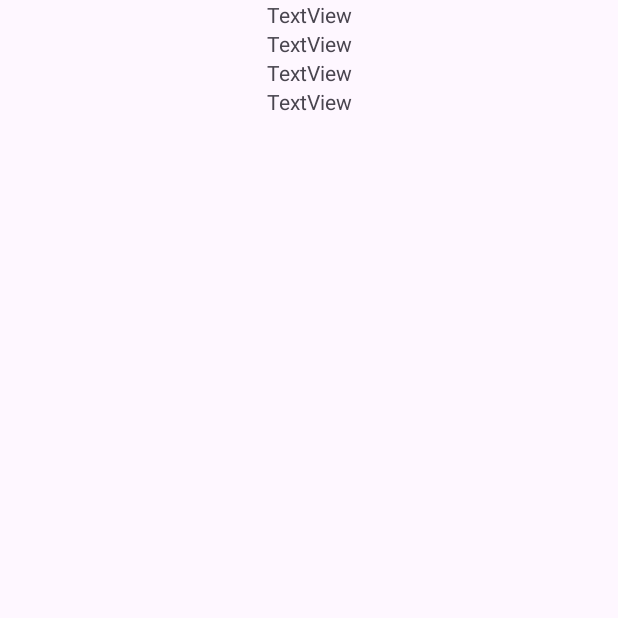
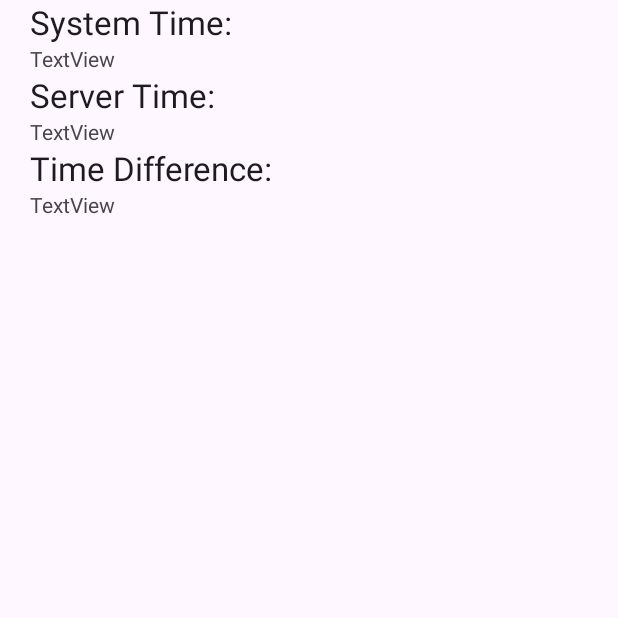
Before and after one commit to LindaKjellberg/SynchronizedClock, an Android app: the screen it shows after launch (MainActivity), on a phone screen of 412 x 824 dp, the top half of it. Run offline under Robolectric (Android 15) with nearby library versions, the phone set to English and light mode, and no system bars; libraries missing offline, so code that uses them is left out: org.apache.commons; network calls fail; 3 statements that could not run were skipped.

Commit message:
Add finishing comments

```diff
--- a/app/src/main/java/com/example/synchronizedclock/client/NTPClient.java
+++ b/app/src/main/java/com/example/synchronizedclock/client/NTPClient.java
@@ -7,44 +7,44 @@ import org.apache.commons.net.ntp.TimeStamp;
 import java.io.IOException;
 import java.net.InetAddress;
 
-//NTP Client class to get server time from NTP server
+// NTP Client class to get server time from NTP server
 public class NTPClient {
 
-    //Constant to store domain name of the NTP server I will use to get the atomic time from
+    // Constant to store domain name of the NTP server I will use to get the atomic time from
     private static final String SERVER_NAME = "0.se.pool.ntp.org";
 
-    //Constant to set timeout value of 10sec to wait for response from server
+    // Constant to set timeout value of 10sec to wait for response from server in ms
     private static final int TIMEOUT = 10000;
 
-    //Stores information about time received from NTP server
+    // Stores information about time received from NTP server
     private volatile TimeInfo timeInfo;
 
-    //Stores time difference between local system time and time from NTP server
+    // Stores time difference between local system time and time from NTP server
     private volatile Long offset;
 
-    //Class member of NTPUDPClient, responsible for fetching time from NTP server using the UDP protocol
+    // Class member for NTPUDPClient
     private NTPUDPClient ntpudpClient;
 
-    //TimeStamp instance variable to store system time and remote time after fetching the time from NTP server
+    // TimeStamp instance variables to store system time and remote time after fetching the time from NTP server
     private TimeStamp systemNTPTime;
     private TimeStamp remoteNTPTime;
 
-    //Constructor method called when an instance of the NTPClient class is created. Initializes the ntpudpClient and sets a default timeout value
+    // Constructor method called when an instance of the NTPClient class is created. Initializes the ntpudpClient and sets a default timeout value
     public NTPClient() throws IOException {
         ntpudpClient = new NTPUDPClient();
         ntpudpClient.setDefaultTimeout(TIMEOUT);
     }
 
-    //Method to fetch time from NTP server
+    // Method to fetch time from NTP server
     public void fetchTime() throws IOException {
-        //Get IP address of NTP server
+        // Get IP address of NTP server
         InetAddress inetAddress = InetAddress.getByName(SERVER_NAME);
-        //ntpudpClient sends request to NTP server at the IP address and receives response in a TimeInfo object
+        // ntpudpClient sends request to NTP server at the IP address and receives response in a TimeInfo object
         TimeInfo timeInfo = ntpudpClient.getTime(inetAddress);
-        //Computes details about offset between local system- and NTP time
+        // Compute and validate details of the NTP message packet. Computed fields include the offset and delay.
         timeInfo.computeDetails();
 
-        //Checks if synchronization is successful (offset is not null), and then updates timeInfo and offset variables with received information
+        // Checks if synchronization is successful (offset is not null), and then updates timeInfo and offset variables with received information
         if(timeInfo.getOffset() != null) {
             this.timeInfo = timeInfo;
             this.offset = timeInfo.getOffset();
@@ -58,30 +58,18 @@ public class NTPClient {
         this.remoteNTPTime = TimeStamp.getNtpTime(currentTime + offset);
     }
 
-    //Get timeDifference (Offset) by
-    public Long timeDifference() {
+    // Get method for Offset
+    public Long getOffset() {
         return this.offset;
     }
 
-    //Method to get system NTP time
+    // Get method for system NTP time
     public TimeStamp getSystemNTPTime() {
-
         return this.systemNTPTime;
     }
 
-    //Method to get remote NTP time
+    // Get method for remote NTP time
     public TimeStamp getRemoteNTPTime() {
-
         return this.remoteNTPTime;
     }
-
-  /*  //Method to get the offset
-
-    public long getOffset() {
-        return this.offset;
-    }
-
-   */
-
-    //serverTime.updateServerTime(remoteNTPTime.toDateString())
 }
--- a/app/src/main/res/layout/activity_main.xml
+++ b/app/src/main/res/layout/activity_main.xml
@@ -7,12 +7,20 @@
     tools:context=".MainActivity">
 
     <LinearLayout
-        android:layout_width="wrap_content"
+        android:layout_width="0dp"
         android:layout_height="match_parent"
+        android:layout_marginStart="20dp"
         android:orientation="vertical"
         app:layout_constraintEnd_toEndOf="parent"
         app:layout_constraintStart_toStartOf="parent"
         tools:layout_editor_absoluteY="0dp">
+
+        <TextView
+            android:id="@+id/textView"
+            android:layout_width="match_parent"
+            android:layout_height="wrap_content"
+            android:text="System Time:"
+            android:textAppearance="@style/TextAppearance.AppCompat.Large" />
 
         <TextView
             android:id="@+id/systemTime"
@@ -21,10 +29,24 @@
             android:text="TextView" />
 
         <TextView
+            android:id="@+id/serverTimeLabel"
+            android:layout_width="match_parent"
+            android:layout_height="wrap_content"
+            android:text="Server Time:"
+            android:textAppearance="@style/TextAppearance.AppCompat.Large" />
+
+        <TextView
             android:id="@+id/serverTime"
             android:layout_width="match_parent"
             android:layout_height="wrap_content"
             android:text="TextView" />
+
+        <TextView
+            android:id="@+id/timeDifferenceLabel"
+            android:layout_width="match_parent"
+            android:layout_height="wrap_content"
+            android:text="Time Difference:"
+            android:textAppearance="@style/TextAppearance.AppCompat.Large" />
 
         <TextView
             android:id="@+id/timeDifference"
@@ -33,11 +55,6 @@
             android:text="TextView"
             tools:ignore="MissingConstraints" />
 
-        <TextView
-            android:id="@+id/currentTime"
-            android:layout_width="wrap_content"
-            android:layout_height="wrap_content"
-            android:text="TextView" />
     </LinearLayout>
 
 </androidx.constraintlayout.widget.ConstraintLayout>
```
Also changed, not shown: app/src/main/java/com/example/synchronizedclock/MainActivity.java (+20 -11 lines), app/src/main/java/com/example/synchronizedclock/UI/UIHandler.java (+24 -39 lines).
